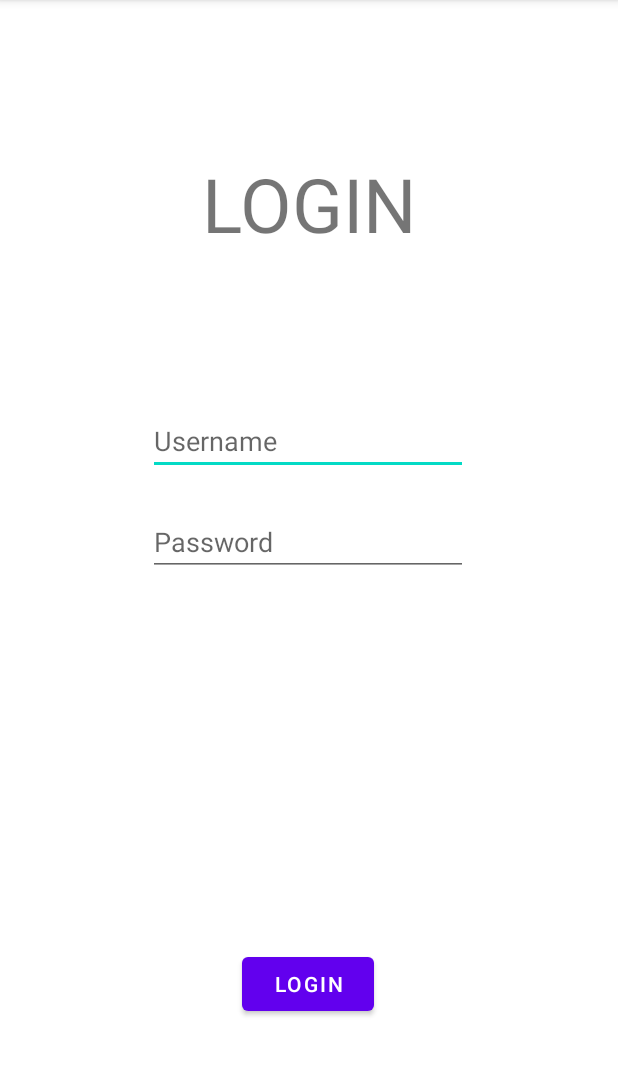
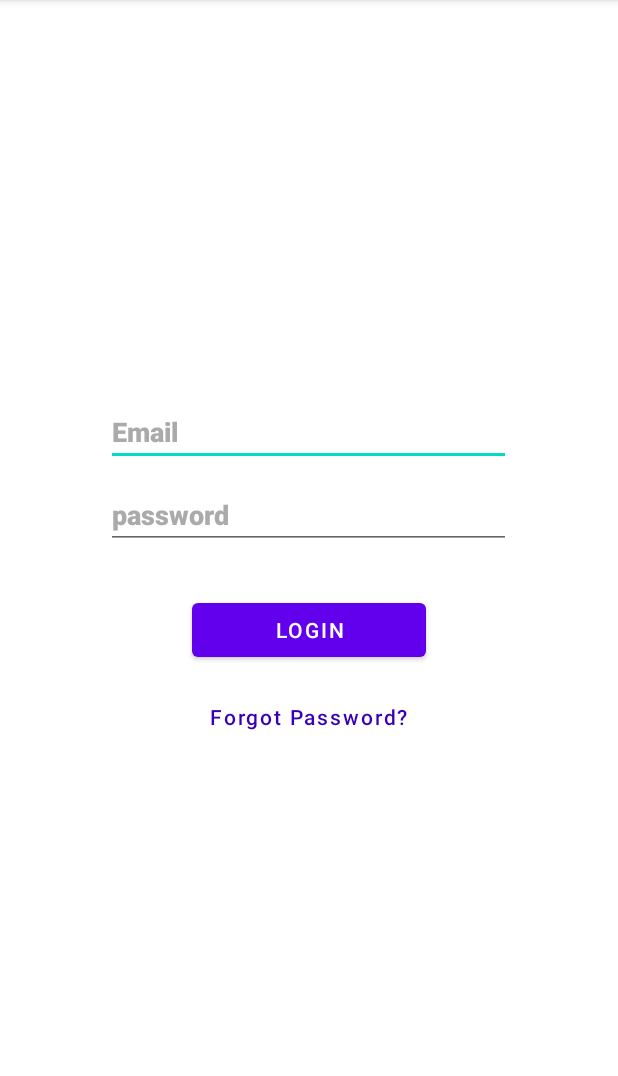
Before and after one commit to JosephLahiru/pet_collar_tracker_v3, an Android app: the LoginActivity screen opened directly, with no data from a screen before it, on a phone screen of 412 x 824 dp, the part 84-1160 px from its top. Run offline under Robolectric (Android 15) with nearby library versions, the light colour scheme and no system bars.

Commit message:
Created Sign-in and Sign-up User Interfaces

```diff
--- a/pet_collar_tracker_v3/app/src/main/AndroidManifest.xml
+++ b/pet_collar_tracker_v3/app/src/main/AndroidManifest.xml
@@ -17,6 +17,9 @@
         android:roundIcon="@mipmap/ic_launcher_round"
         android:supportsRtl="true"
         android:theme="@style/Theme.Pet_collar_tracker_v3">
+        <activity
+            android:name=".SignUpActivity"
+            android:exported="true" />
         <activity
             android:name=".HistoryLocationActivity"
             android:exported="true" />
--- a/pet_collar_tracker_v3/app/src/main/java/com/example/pet_collar_tracker_v3/LoginActivity.java
+++ b/pet_collar_tracker_v3/app/src/main/java/com/example/pet_collar_tracker_v3/LoginActivity.java
@@ -11,8 +11,8 @@ import android.widget.Toast;
 
 public class LoginActivity extends AppCompatActivity {
 
-    EditText userName, Pwd;
-    Button Login_btn;
+    EditText email, Pwd;
+    Button Login_btn, forgotPwd;
 
     @Override
     protected void onCreate(Bundle savedInstanceState) {
@@ -20,15 +20,16 @@ public class LoginActivity extends AppCompatActivity {
         setContentView(R.layout.activity_login);
 
 
-        userName = findViewById(R.id.username_data);
-        Pwd = findViewById(R.id.user_password);
-        Login_btn = findViewById(R.id.sign_in_button);
+        email = findViewById(R.id.login_email);
+        Pwd = findViewById(R.id.login_password);
+        Login_btn = findViewById(R.id.loginButton);
+        forgotPwd = findViewById(R.id.forgotPwd);
 
 
         Login_btn.setOnClickListener(new View.OnClickListener() {
             @Override
             public void onClick(View view) {
-                if (userName.equals("") || Pwd.equals("")) {
+                if (email.equals("") || Pwd.equals("")) {
                     Toast.makeText(LoginActivity.this, "Please enter values for all fields.", Toast.LENGTH_SHORT).show();
                 }
                 /*else {
--- /dev/null
+++ b/pet_collar_tracker_v3/app/src/main/java/com/example/pet_collar_tracker_v3/user.java
@@ -0,0 +1,4 @@
+package com.example.pet_collar_tracker_v3;
+
+public class user {
+}
--- a/pet_collar_tracker_v3/app/src/main/res/layout/activity_login.xml
+++ b/pet_collar_tracker_v3/app/src/main/res/layout/activity_login.xml
@@ -1,59 +1,60 @@
 <?xml version="1.0" encoding="utf-8"?>
-<androidx.constraintlayout.widget.ConstraintLayout xmlns:android="http://schemas.android.com/apk/res/android"
+<RelativeLayout xmlns:android="http://schemas.android.com/apk/res/android"
     xmlns:app="http://schemas.android.com/apk/res-auto"
     xmlns:tools="http://schemas.android.com/tools"
     android:layout_width="match_parent"
     android:layout_height="match_parent"
     tools:context=".LoginActivity">
 
-    <TextView
-        android:id="@+id/textView"
-        android:layout_width="wrap_content"
-        android:layout_height="wrap_content"
-        android:text="LOGIN"
-        app:layout_constraintBottom_toTopOf="@+id/username_data"
-        app:layout_constraintEnd_toEndOf="parent"
-        app:layout_constraintStart_toStartOf="parent"
-        app:layout_constraintTop_toTopOf="parent"
-        android:textSize="50sp"
-        />
+
+    <LinearLayout
+        android:layout_width="match_parent"
+        android:layout_height="match_parent"
+        android:orientation="vertical"
+        android:gravity="center">
 
         <EditText
-        android:id="@+id/username_data"
-        android:layout_width="wrap_content"
+            android:id="@+id/login_email"
+            android:layout_width="270dp"
             android:layout_height="wrap_content"
             android:ems="10"
-        android:hint="Username"
-        android:inputType="textPersonName"
-        app:layout_constraintBottom_toTopOf="@+id/user_password"
-        app:layout_constraintEnd_toEndOf="parent"
-        app:layout_constraintHorizontal_bias="0.497"
-        app:layout_constraintStart_toStartOf="parent"
-        app:layout_constraintTop_toTopOf="parent"
-        app:layout_constraintVertical_bias="0.926" />
+            android:fontFamily="sans-serif-black"
+            android:hint="Email"
+            android:inputType="textEmailAddress"
+            android:textAllCaps="true"
+            android:textColor="@color/black"
+            android:textColorHint="@android:color/darker_gray" />
 
         <EditText
-        android:id="@+id/user_password"
-        android:layout_width="wrap_content"
+            android:id="@+id/login_password"
+            android:layout_width="270dp"
             android:layout_height="wrap_content"
-        android:layout_marginBottom="248dp"
+            android:layout_marginTop="10dp"
             android:ems="10"
-        android:hint="Password"
+            android:fontFamily="sans-serif-black"
+            android:hint="password"
             android:inputType="textPassword"
-        app:layout_constraintBottom_toTopOf="@+id/sign_in_button"
-        app:layout_constraintEnd_toEndOf="parent"
-        app:layout_constraintHorizontal_bias="0.497"
-        app:layout_constraintStart_toStartOf="parent" />
+            android:textAllCaps="true"
+            android:textColor="@color/black"
+            android:textColorHint="@android:color/darker_gray" />
 
         <Button
-        android:id="@+id/sign_in_button"
-        android:layout_width="wrap_content"
+            android:id="@+id/loginButton"
+            android:layout_width="156dp"
             android:layout_height="wrap_content"
-        android:layout_marginBottom="88dp"
-        android:text="LOGIN"
-        app:layout_constraintBottom_toBottomOf="parent"
-        app:layout_constraintEnd_toEndOf="parent"
-        app:layout_constraintHorizontal_bias="0.498"
-        app:layout_constraintStart_toStartOf="parent" />
+            android:layout_marginTop="30dp"
+            android:text="Login" />
 
-</androidx.constraintlayout.widget.ConstraintLayout>
+        <Button
+            android:id="@+id/forgotPwd"
+            android:layout_width="250dp"
+            android:layout_height="wrap_content"
+            android:layout_marginTop="10dp"
+            android:background="@android:color/transparent"
+            android:text="Forgot Password?"
+            android:textAllCaps="false"
+            android:textColor="@color/purple_700" />
+
+    </LinearLayout>
+
+</RelativeLayout>
```
Also changed, not shown: pet_collar_tracker_v3/app/src/main/java/com/example/pet_collar_tracker_v3/SignUpActivity.java (added, +52 -0 lines), pet_collar_tracker_v3/app/src/main/res/layout/activity_sign_up.xml (added, +141 -0 lines). Lines whose indentation alone changed are shown as unchanged.
